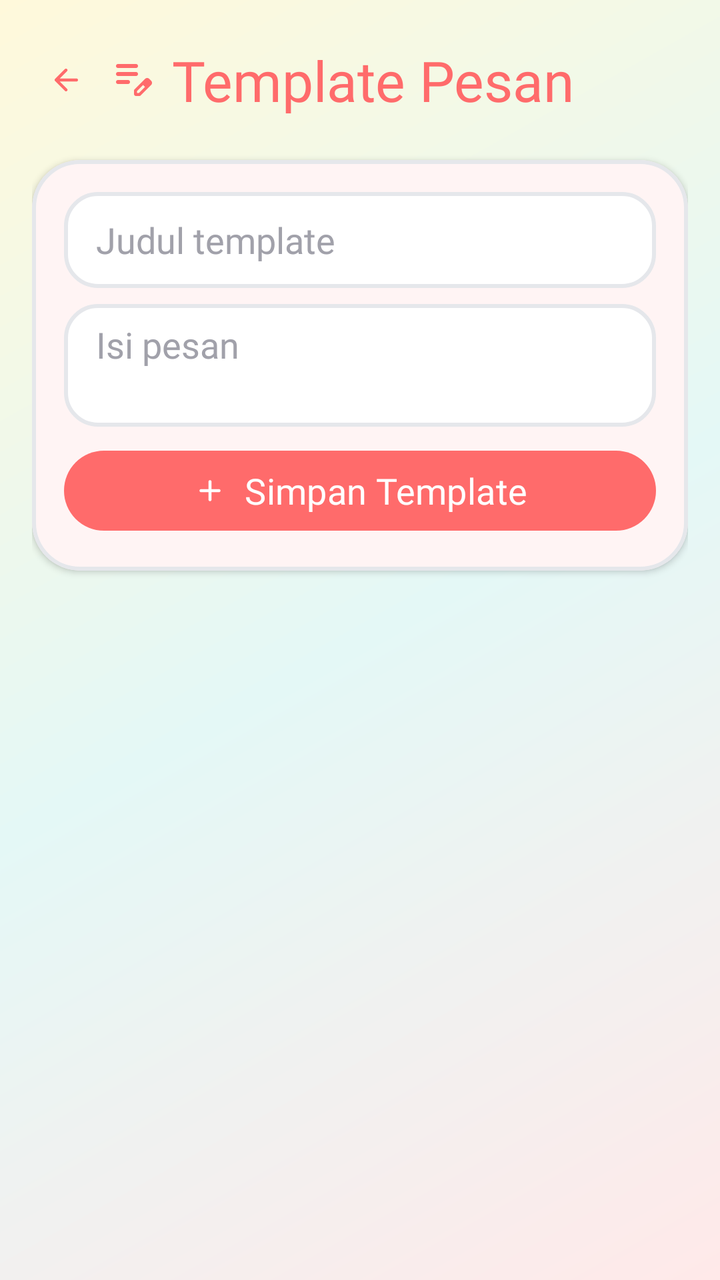
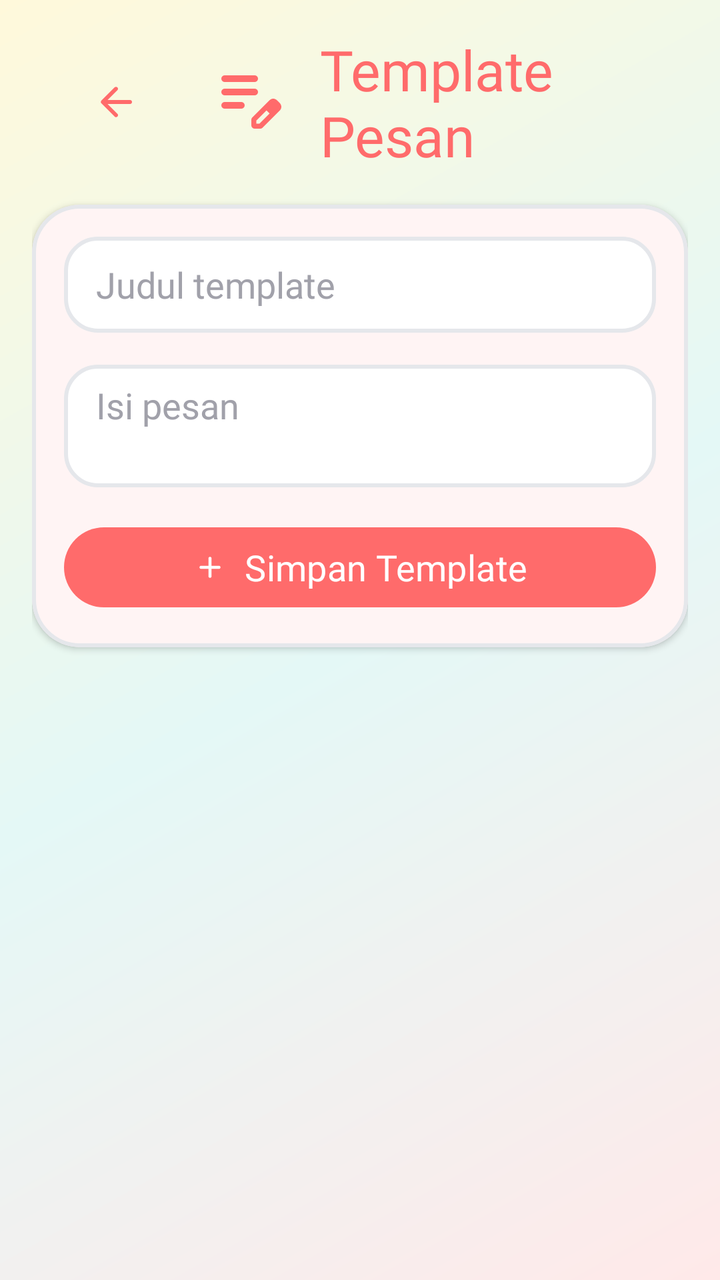

An Android layout rendered at two revisions. The XML below is the earlier revision; the diff shows what the commit changed to produce the second picture.
<!-- AndroidManifest.xml: application theme Theme.Customlockscreen -->
<!-- res/layout/activity_message_templates.xml -->
<?xml version="1.0" encoding="utf-8"?>
<LinearLayout xmlns:android="http://schemas.android.com/apk/res/android"
    xmlns:app="http://schemas.android.com/apk/res-auto"
    android:layout_width="match_parent"
    android:layout_height="match_parent"
    android:orientation="vertical"
    android:background="@drawable/gradient_background"
    android:padding="@dimen/space_md">

    <LinearLayout
        android:layout_width="match_parent"
        android:layout_height="wrap_content"
        android:orientation="horizontal"
        android:gravity="center_vertical"
        android:layout_marginBottom="@dimen/space_md">

        <com.google.android.material.button.MaterialButton
            android:id="@+id/btnBack"
            style="@style/Widget.Customlockscreen.Button.Text"
            android:layout_width="wrap_content"
            android:layout_height="wrap_content"
            android:minWidth="0dp"
            android:paddingHorizontal="@dimen/space_sm"
            app:icon="@drawable/ic_arrow_back"
            app:iconTint="@color/primary"
            android:contentDescription="@string/cd_back" />

        <TextView
            android:layout_width="0dp"
            android:layout_height="wrap_content"
            android:layout_weight="1"
            android:text="@string/message_templates_title"
            android:textAppearance="@style/TextAppearance.Customlockscreen.Title"
            android:textColor="@color/primary"
            android:drawableStart="@drawable/ic_edit_note"
            android:drawablePadding="@dimen/space_sm"
            app:drawableTint="@color/primary" />

    </LinearLayout>

    <com.google.android.material.card.MaterialCardView
        style="@style/Widget.Customlockscreen.Card"
        android:layout_width="match_parent"
        android:layout_height="wrap_content"
        android:layout_marginBottom="@dimen/space_md">

        <LinearLayout
            android:layout_width="match_parent"
            android:layout_height="wrap_content"
            android:orientation="vertical"
            android:padding="@dimen/space_md">

            <EditText
                android:id="@+id/etTemplateTitle"
                style="@style/Widget.Customlockscreen.EditText"
                android:layout_width="match_parent"
                android:layout_height="wrap_content"
                android:layout_marginBottom="@dimen/space_sm"
                android:hint="@string/message_templates_title_hint"
                android:inputType="text"
                android:maxLines="1" />

            <EditText
                android:id="@+id/etTemplateText"
                style="@style/Widget.Customlockscreen.EditText"
                android:layout_width="match_parent"
                android:layout_height="wrap_content"
                android:hint="@string/message_templates_text_hint"
                android:inputType="textMultiLine"
                android:minLines="2"
                android:gravity="top" />

            <com.google.android.material.button.MaterialButton
                android:id="@+id/btnAddTemplate"
                style="@style/Widget.Customlockscreen.Button.Primary"
                android:layout_width="match_parent"
                android:layout_height="wrap_content"
                android:layout_marginTop="@dimen/space_sm"
                android:text="@string/message_templates_add"
                app:icon="@drawable/ic_add"
                app:iconTint="@color/white"
                app:iconGravity="textStart"
                app:iconPadding="@dimen/space_sm" />

        </LinearLayout>

    </com.google.android.material.card.MaterialCardView>

    <TextView
        android:id="@+id/tvTemplatesEmpty"
        android:layout_width="match_parent"
        android:layout_height="wrap_content"
        android:text="@string/message_templates_empty"
        android:textAlignment="center"
        android:textColor="@color/content_secondary"
        android:padding="@dimen/space_lg"
        android:visibility="gone" />

    <androidx.recyclerview.widget.RecyclerView
        android:id="@+id/rvTemplates"
        android:layout_width="match_parent"
        android:layout_height="0dp"
        android:layout_weight="1" />

</LinearLayout>
<!-- resources referenced by this layout -->
<resources>
  <color name="content_secondary">#6B7280</color>
  <color name="primary">#FF6B6B</color>
  <color name="white">#FFFFFFFF</color>
  <dimen name="space_lg">24dp</dimen>
  <dimen name="space_md">16dp</dimen>
  <dimen name="space_sm">8dp</dimen>
  <!-- drawable gradient_background (drawable) -->
  <?xml version="1.0" encoding="utf-8"?>
  <shape xmlns:android="http://schemas.android.com/apk/res/android">
      <gradient
          android:startColor="@color/gradient_start"
          android:centerColor="@color/gradient_center"
          android:endColor="@color/gradient_end"
          android:angle="135"
          android:type="linear" />
  </shape>
  <string name="cd_back">Kembali</string>
  <string name="message_templates_add">Simpan Template</string>
  <string name="message_templates_empty">Belum ada template.</string>
  <string name="message_templates_text_hint">Isi pesan</string>
  <string name="message_templates_title">Template Pesan</string>
  <string name="message_templates_title_hint">Judul template</string>
  <style name="TextAppearance.Customlockscreen.Title" parent="TextAppearance.Material3.TitleLarge">
          <item name="android:textSize">@dimen/text_title</item>
          <item name="android:fontFamily">@font/titan_one</item>
      </style>
  <style name="Widget.Customlockscreen.Button.Primary" parent="Widget.Customlockscreen.Button" />
  <style name="Widget.Customlockscreen.Button.Text" parent="Widget.Material3.Button.TextButton">
          <item name="android:textAllCaps">false</item>
          <item name="cornerRadius">@dimen/radius_pill</item>
          <item name="android:textColor">@color/primary</item>
      </style>
  <style name="Theme.Customlockscreen" parent="Base.Theme.Customlockscreen" />
  <color name="gradient_start">#FFE9E9</color>
  <color name="gradient_center">#E4F8F6</color>
  <color name="gradient_end">#FFF9DB</color>
  <dimen name="text_title">28sp</dimen>
  <dimen name="radius_pill">100dp</dimen>
  <color name="surface_base">#FFFFFFFF</color>
  <dimen name="radius_lg">24dp</dimen>
  <dimen name="elevation_sm">2dp</dimen>
  <color name="card_border">#E5E7EB</color>
  <dimen name="text_body">18sp</dimen>
  <color name="content_primary">#2D2D2D</color>
  <color name="content_hint">#A1A1AA</color>
  <color name="primary_alpha_20">#33FF6B6B</color>
  <dimen name="radius_md">16dp</dimen>
  <color name="input_border_hover">#A1A1AA</color>
  <color name="input_border">#E5E7EB</color>
  <color name="primary_container">#FFE3E3</color>
  <color name="secondary">#4ECDC4</color>
  <color name="secondary_container">#E4F8F6</color>
  <color name="tertiary">#FFE66D</color>
  <color name="surface_muted">#F9FAFB</color>
  <color name="error">#FF6B6B</color>
  <style name="Widget.Customlockscreen.Tooltip" parent="Widget.Material3.Tooltip">
          <item name="android:background">@drawable/tooltip_background</item>
          <item name="android:textColor">@color/white</item>
      </style>
  <!-- drawable tooltip_background (drawable) -->
  <?xml version="1.0" encoding="utf-8"?>
  <shape xmlns:android="http://schemas.android.com/apk/res/android"
      android:shape="rectangle">
      <solid android:color="@color/tooltip_bg" />
      <corners android:radius="@dimen/radius_md" />
  </shape>
  <color name="tooltip_bg">#2D2D2D</color>
  <!-- unchanged entries left out for length: 8 -->
</resources>

<!-- the commit's change to res/layout/activity_message_templates.xml (unified diff, before → after) -->
@@ -19,11 +19,21 @@
             style="@style/Widget.Customlockscreen.Button.Text"
             android:layout_width="wrap_content"
             android:layout_height="wrap_content"
-            android:minWidth="0dp"
             android:paddingHorizontal="@dimen/space_sm"
             app:icon="@drawable/ic_arrow_back"
+            app:iconSize="@dimen/icon_lg"
             app:iconTint="@color/primary"
+            app:iconGravity="textStart"
             android:contentDescription="@string/cd_back" />
+
+        <ImageView
+            android:layout_width="@dimen/icon_xl"
+            android:layout_height="@dimen/icon_xl"
+            android:src="@drawable/ic_edit_note"
+            app:tint="@color/primary"
+            android:contentDescription="@null"
+            android:importantForAccessibility="no"
+            android:layout_marginEnd="@dimen/space_md" />
 
         <TextView
             android:layout_width="0dp"
@@ -31,10 +41,7 @@
             android:layout_weight="1"
             android:text="@string/message_templates_title"
             android:textAppearance="@style/TextAppearance.Customlockscreen.Title"
-            android:textColor="@color/primary"
-            android:drawableStart="@drawable/ic_edit_note"
-            android:drawablePadding="@dimen/space_sm"
-            app:drawableTint="@color/primary" />
+            android:textColor="@color/primary" />
 
     </LinearLayout>
 
@@ -55,7 +62,7 @@
                 style="@style/Widget.Customlockscreen.EditText"
                 android:layout_width="match_parent"
                 android:layout_height="wrap_content"
-                android:layout_marginBottom="@dimen/space_sm"
+                android:layout_marginBottom="@dimen/space_md"
                 android:hint="@string/message_templates_title_hint"
                 android:inputType="text"
                 android:maxLines="1" />
@@ -65,6 +72,7 @@
                 style="@style/Widget.Customlockscreen.EditText"
                 android:layout_width="match_parent"
                 android:layout_height="wrap_content"
+                android:layout_marginBottom="@dimen/space_md"
                 android:hint="@string/message_templates_text_hint"
                 android:inputType="textMultiLine"
                 android:minLines="2"
@@ -75,7 +83,6 @@
                 style="@style/Widget.Customlockscreen.Button.Primary"
                 android:layout_width="match_parent"
                 android:layout_height="wrap_content"
-                android:layout_marginTop="@dimen/space_sm"
                 android:text="@string/message_templates_add"
                 app:icon="@drawable/ic_add"
                 app:iconTint="@color/white"
@@ -91,6 +98,7 @@
         android:layout_width="match_parent"
         android:layout_height="wrap_content"
         android:text="@string/message_templates_empty"
+        android:textAppearance="@style/TextAppearance.Customlockscreen.Body"
         android:textAlignment="center"
         android:textColor="@color/content_secondary"
         android:padding="@dimen/space_lg"
@@ -100,6 +108,7 @@
         android:id="@+id/rvTemplates"
         android:layout_width="match_parent"
         android:layout_height="0dp"
-        android:layout_weight="1" />
+        android:layout_weight="1"
+        android:clipToPadding="false" />
 
 </LinearLayout>
<!-- resource entries referenced after the edit -->
@@ -3,6 +3,8 @@
   <color name="content_secondary">#6B7280</color>
   <color name="primary">#FF6B6B</color>
   <color name="white">#FFFFFFFF</color>
+  <dimen name="icon_lg">24dp</dimen>
+  <dimen name="icon_xl">40dp</dimen>
   <dimen name="space_lg">24dp</dimen>
   <dimen name="space_md">16dp</dimen>
   <dimen name="space_sm">8dp</dimen>
@@ -22,12 +24,18 @@
   <string name="message_templates_text_hint">Isi pesan</string>
   <string name="message_templates_title">Template Pesan</string>
   <string name="message_templates_title_hint">Judul template</string>
+  <style name="TextAppearance.Customlockscreen.Body" parent="TextAppearance.Material3.BodyMedium">
+          <item name="android:textSize">@dimen/text_body</item>
+          <item name="android:fontFamily">@font/poppins</item>
+      </style>
   <style name="TextAppearance.Customlockscreen.Title" parent="TextAppearance.Material3.TitleLarge">
           <item name="android:textSize">@dimen/text_title</item>
           <item name="android:fontFamily">@font/titan_one</item>
       </style>
   <style name="Widget.Customlockscreen.Button.Primary" parent="Widget.Customlockscreen.Button" />
   <style name="Widget.Customlockscreen.Button.Text" parent="Widget.Material3.Button.TextButton">
+          <item name="android:minHeight">48dp</item>
+          <item name="android:textSize">@dimen/text_body</item>
           <item name="android:textAllCaps">false</item>
           <item name="cornerRadius">@dimen/radius_pill</item>
           <item name="android:textColor">@color/primary</item>
